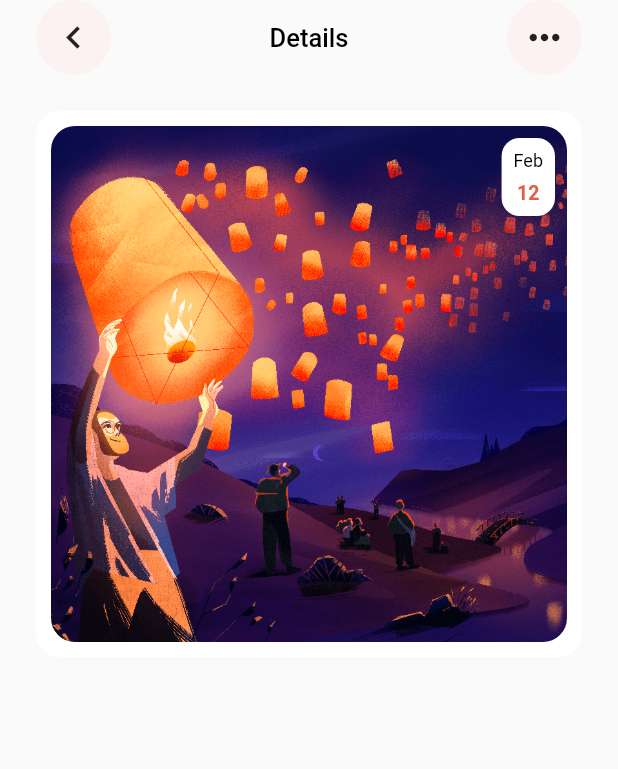
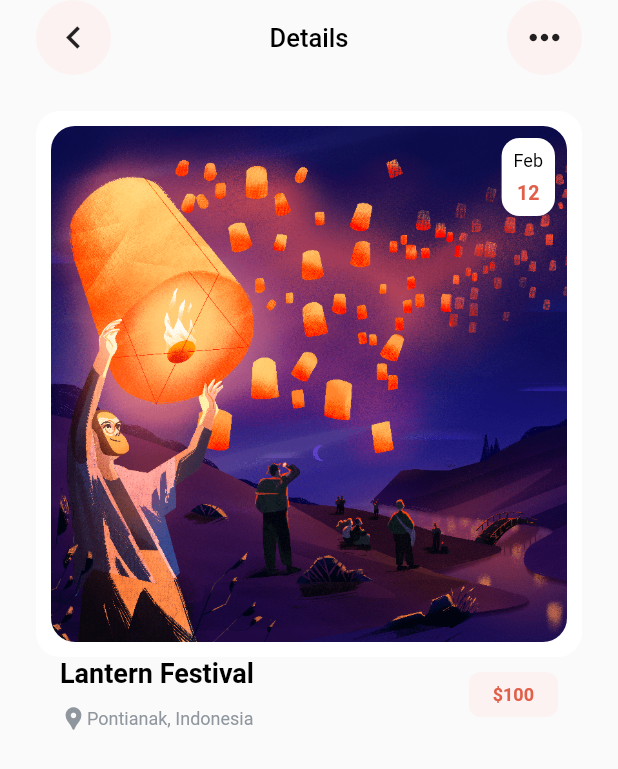
Before and after one commit to rafaelcolladojr/eventer, a Flutter app: the EventDetailsPage screen opened by its route, on a phone screen of 412 x 824 dp. Shown: the top 769 px of the screen. Run offline on Flutter 3.47's test engine with Material 2 defaults, Android fonts, the phone set to English and light mode, and no system bars; our stand-ins replace font_awesome_flutter.

Commit message:
Added to event details in EventDetailsPage

```diff
--- a/lib/presentation/pages/event_details_page.dart
+++ b/lib/presentation/pages/event_details_page.dart
@@ -1,6 +1,7 @@
 import 'package:eventer/core/constants/app_colors.dart';
 import 'package:eventer/core/constants/app_styles.dart';
 import 'package:eventer/presentation/widgets/event_square_thumbnail.dart';
+import 'package:eventer/presentation/widgets/location_tag.dart';
 import 'package:eventer/presentation/widgets/round_icon_button.dart';
 import 'package:flutter/material.dart';
 
@@ -38,9 +39,7 @@ class EventDetailsPage extends StatelessWidget {
                   ],
                 ),
               ),
-              Hero(
-                tag: 'event',
-                child: EventSquareThumbnail(
+              EventSquareThumbnail(
                 image: Image.asset('assets/images/lantern-festival.png'),
                 title: 'Lantern Festival',
                 location: 'Pontianak, Indonesia',
@@ -48,7 +47,33 @@ class EventDetailsPage extends StatelessWidget {
                 day: '12',
                 tagged: false,
               ),
+              Padding(
+                padding: const EdgeInsets.symmetric(horizontal: 16.0),
+                child: SizedBox(
+                  height: 50.0,
+                  child: Row(
+                    mainAxisAlignment: MainAxisAlignment.spaceBetween,
+                    children: [
+                      Column(
+                        mainAxisAlignment: MainAxisAlignment.spaceBetween,
+                        crossAxisAlignment: CrossAxisAlignment.start,
+                        children: [
+                          Text('Lantern Festival', style: AppStyles.header1),
+                          LocationTag(location: 'Pontianak, Indonesia'),
+                        ],
                       ),
+                      Container(
+                        padding: const EdgeInsets.symmetric(vertical: 8.0, horizontal: 16.0),
+                        decoration: BoxDecoration(
+                          color: AppColors.secondaryLight,
+                          borderRadius: BorderRadius.circular(8.0),
+                        ),
+                        child: Text('\$100', style: AppStyles.detailText),
+                      ),
+                    ],
+                  ),
+                ),
+              )
             ],
           ),
         ),
--- a/lib/presentation/pages/home_page.dart
+++ b/lib/presentation/pages/home_page.dart
@@ -11,9 +11,7 @@ class HomePage extends StatelessWidget {
   HomePage({Key? key}) : super(key: key);
 
   final List<Widget> popularEvents = [
-    Hero(
-      tag: 'event',
-      child: EventSquareThumbnail(
+    EventSquareThumbnail(
       image: Image.asset(
         'assets/images/lantern-festival.png',
       ),
@@ -21,7 +19,6 @@ class HomePage extends StatelessWidget {
       location: 'Pontianak, Indonesia',
       month: 'Feb',
       day: '12',
-      ),
     ),
     EventSquareThumbnail(
       image: Image.asset(
--- a/lib/presentation/widgets/event_square_thumbnail.dart
+++ b/lib/presentation/widgets/event_square_thumbnail.dart
@@ -15,6 +15,7 @@ class EventSquareThumbnail extends StatelessWidget {
     required this.month,
     required this.day,
     this.tagged = true,
+    this.onTap,
   }) : super(key: key);
 
   final Image image;
@@ -23,11 +24,12 @@ class EventSquareThumbnail extends StatelessWidget {
   final String month;
   final String day;
   final bool? tagged;
+  final VoidCallback? onTap;
 
   @override
   Widget build(BuildContext context) {
     return GestureDetector(
-      onTap: () => Navigator.pushNamed(context, EventDetailsPage.route),
+      onTap: onTap ?? () => Navigator.pushNamed(context, EventDetailsPage.route),
       child: Container(
         decoration: BoxDecoration(
           borderRadius: BorderRadius.circular(16.0),
@@ -35,6 +37,8 @@ class EventSquareThumbnail extends StatelessWidget {
         ),
         child: Padding(
           padding: const EdgeInsets.all(10.0),
+          child: Hero(
+            tag: title,
             child: Stack(
               clipBehavior: Clip.none,
               alignment: AlignmentDirectional.bottomCenter,
@@ -92,6 +96,7 @@ class EventSquareThumbnail extends StatelessWidget {
             ),
           ),
         ),
+      ),
     );
   }
 }
```
Lines whose indentation alone changed are shown as unchanged.
